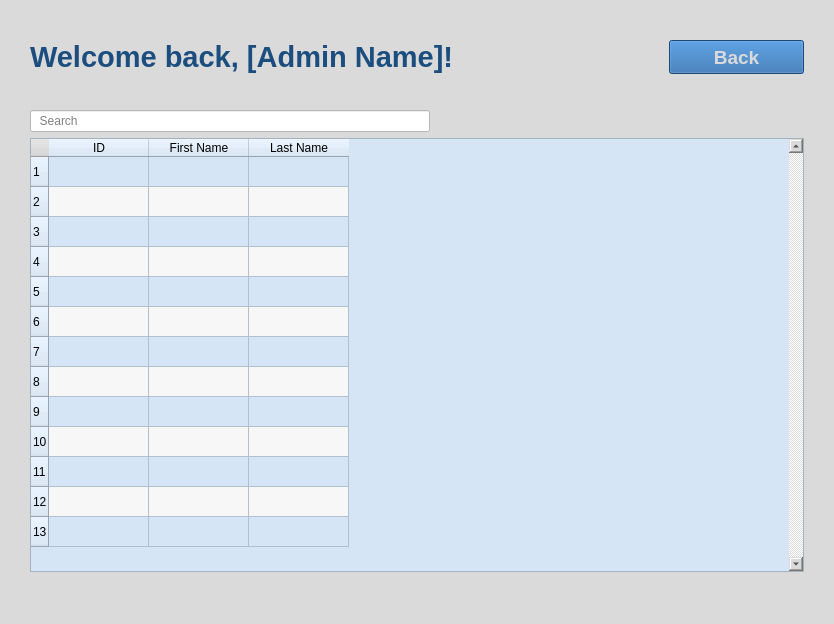
The window that authorsearch.ui (apteryxxyz/cs106-a2-client) describes before a commit, drawn with Qt 5.
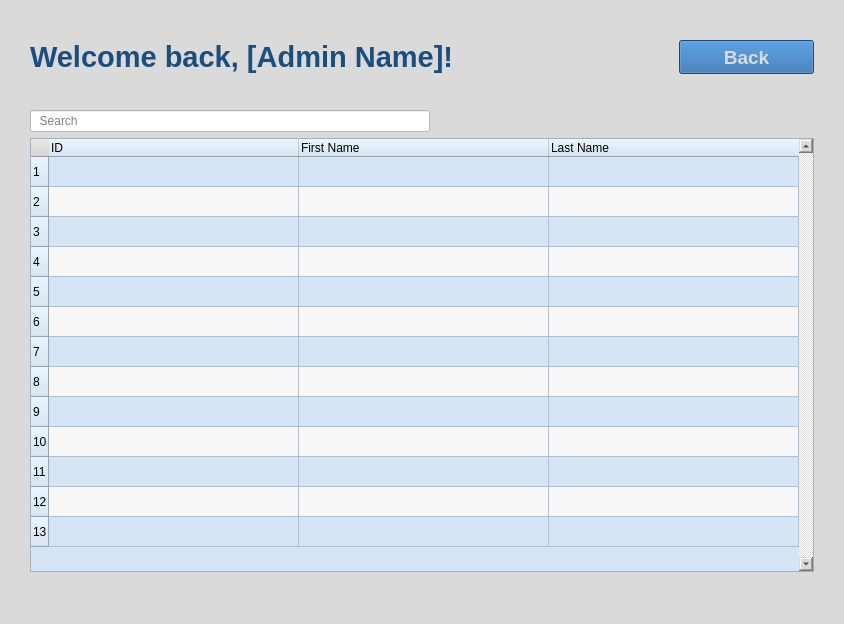
The same window after the commit. Icons and pictures are not drawn.

Commit message: Aligned headers on left side Set default column size much larger

```diff
--- a/authorsearch.ui
+++ b/authorsearch.ui
@@ -165,6 +165,12 @@
         <attribute name="horizontalHeaderCascadingSectionResizes">
          <bool>false</bool>
         </attribute>
+        <attribute name="horizontalHeaderDefaultSectionSize">
+         <number>250</number>
+        </attribute>
+        <attribute name="horizontalHeaderStretchLastSection">
+         <bool>true</bool>
+        </attribute>
         <attribute name="verticalHeaderStretchLastSection">
          <bool>false</bool>
         </attribute>
@@ -185,16 +191,25 @@
          <property name="text">
           <string>ID</string>
          </property>
+         <property name="textAlignment">
+          <set>AlignLeading|AlignVCenter</set>
+         </property>
         </column>
         <column>
          <property name="text">
           <string>First Name</string>
          </property>
+         <property name="textAlignment">
+          <set>AlignLeading|AlignVCenter</set>
+         </property>
         </column>
         <column>
          <property name="text">
           <string>Last Name</string>
          </property>
+         <property name="textAlignment">
+          <set>AlignLeading|AlignVCenter</set>
+         </property>
         </column>
        </widget>
       </item>
```
The commit also changes 2 other files.
